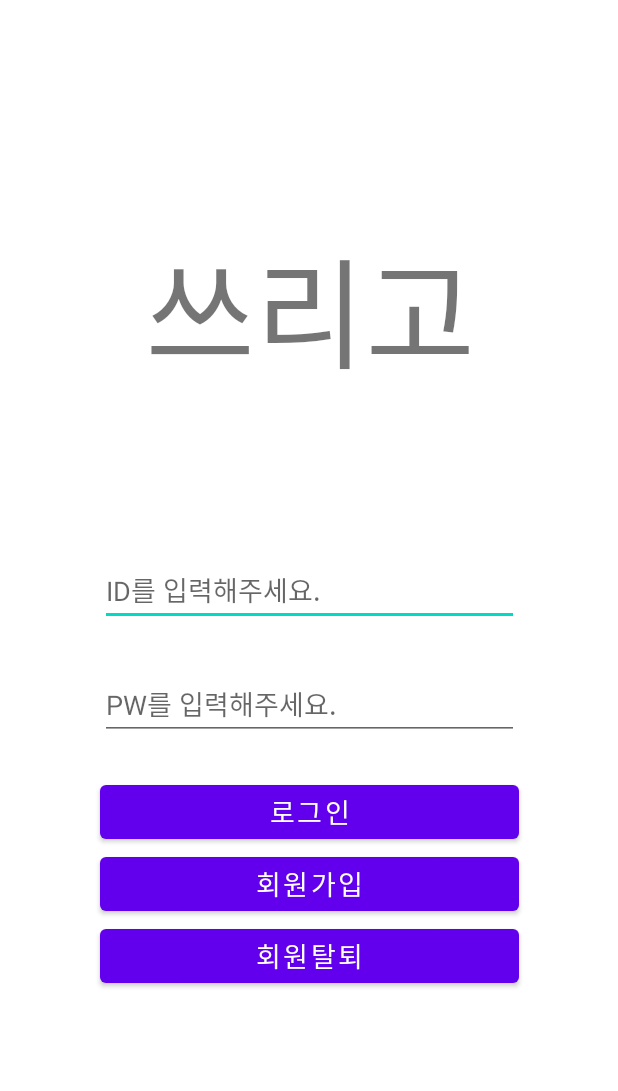
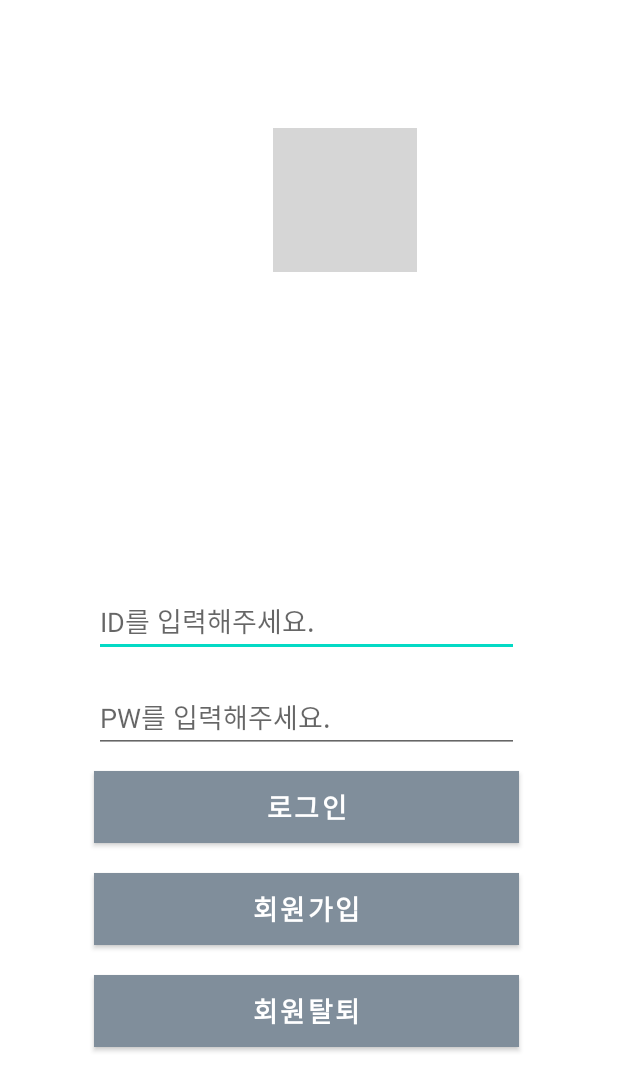
Before and after one commit to kw1178/threego, an Android app: the screen it shows after launch (LoginActivity), on a phone screen of 412 x 824 dp. Shown: the top 1091 px of the screen. Run offline under Robolectric (Android 15) with nearby library versions, the phone set to English and light mode, and no system bars; grey boxes are pictures that could not be loaded.

Commit message:
테스트

```diff
--- a/app/src/main/res/layout/activity_login.xml
+++ b/app/src/main/res/layout/activity_login.xml
@@ -11,7 +11,7 @@
         android:layout_width="wrap_content"
         android:layout_height="wrap_content"
         android:orientation="vertical"
-        app:layout_constraintGuide_begin="43dp" />
+        app:layout_constraintGuide_begin="39dp" />
 
     <androidx.constraintlayout.widget.Guideline
         android:id="@+id/guideline5"
@@ -25,32 +25,21 @@
         android:layout_width="wrap_content"
         android:layout_height="wrap_content"
         android:orientation="horizontal"
-        app:layout_constraintGuide_percent="0.10123119" />
+        app:layout_constraintGuide_percent="0.07" />
 
     <androidx.constraintlayout.widget.Guideline
         android:id="@+id/guideline7"
         android:layout_width="wrap_content"
         android:layout_height="wrap_content"
         android:orientation="horizontal"
-        app:layout_constraintGuide_percent="0.4" />
+        app:layout_constraintGuide_percent="0.43" />
 
     <androidx.constraintlayout.widget.Guideline
         android:id="@+id/guideline8"
         android:layout_width="wrap_content"
         android:layout_height="wrap_content"
         android:orientation="horizontal"
-        app:layout_constraintGuide_percent="0.9" />
-
-    <TextView
-        android:id="@+id/textView2"
-        android:layout_width="wrap_content"
-        android:layout_height="wrap_content"
-        android:text="쓰리고"
-        android:textSize="80sp"
-        app:layout_constraintBottom_toTopOf="@+id/guideline7"
-        app:layout_constraintEnd_toStartOf="@+id/guideline5"
-        app:layout_constraintStart_toStartOf="@+id/guideline4"
-        app:layout_constraintTop_toTopOf="@+id/guideline6" />
+        app:layout_constraintGuide_percent="0.94" />
 
     <EditText
         android:id="@+id/ed_id"
@@ -58,14 +47,14 @@
         android:layout_height="wrap_content"
         android:layout_marginStart="24dp"
         android:layout_marginLeft="24dp"
-        android:layout_marginTop="40dp"
+        android:layout_marginTop="36dp"
         android:layout_marginEnd="24dp"
         android:layout_marginRight="24dp"
         android:ems="10"
         android:hint="ID를 입력해주세요."
         android:inputType="textPersonName"
         app:layout_constraintEnd_toStartOf="@+id/guideline5"
-        app:layout_constraintHorizontal_bias="0.487"
+        app:layout_constraintHorizontal_bias="0.0"
         app:layout_constraintStart_toStartOf="@+id/guideline4"
         app:layout_constraintTop_toTopOf="@+id/guideline7" />
 
@@ -75,15 +64,36 @@
         android:layout_height="wrap_content"
         android:layout_marginStart="24dp"
         android:layout_marginLeft="24dp"
-        android:layout_marginTop="28dp"
+        android:layout_marginTop="16dp"
         android:layout_marginEnd="24dp"
         android:layout_marginRight="24dp"
         android:ems="10"
         android:hint="PW를 입력해주세요."
         android:inputType="textPersonName"
         app:layout_constraintEnd_toStartOf="@+id/guideline5"
+        app:layout_constraintHorizontal_bias="0.0"
         app:layout_constraintStart_toStartOf="@+id/guideline4"
         app:layout_constraintTop_toBottomOf="@+id/ed_id" />
+
+    <Button
+        android:id="@+id/btn_join"
+        android:layout_width="0dp"
+        android:layout_height="wrap_content"
+        android:layout_marginStart="24dp"
+        android:layout_marginLeft="24dp"
+        android:layout_marginTop="20dp"
+        android:layout_marginEnd="24dp"
+        android:layout_marginRight="24dp"
+        android:background="#808E9B"
+        android:text="회원가입"
+        android:textIsSelectable="false"
+        android:textSize="18sp"
+        android:textStyle="bold"
+        app:backgroundTint="#808E9B"
+        app:layout_constraintEnd_toStartOf="@+id/guideline5"
+        app:layout_constraintHorizontal_bias="1.0"
+        app:layout_constraintStart_toStartOf="@+id/guideline4"
+        app:layout_constraintTop_toBottomOf="@+id/btn_login" />
 
     <Button
         android:id="@+id/btn_login"
@@ -91,29 +101,21 @@
         android:layout_height="wrap_content"
         android:layout_marginStart="24dp"
         android:layout_marginLeft="24dp"
-        android:layout_marginTop="24dp"
+        android:layout_marginTop="12dp"
         android:layout_marginEnd="24dp"
         android:layout_marginRight="24dp"
+        android:autoText="false"
+        android:background="#808E9B"
         android:text="로그인"
+        android:textColor="#FFFFFF"
         android:textSize="18sp"
+        android:textStyle="bold"
+        app:backgroundTint="#808E9B"
+        app:iconPadding="10dp"
         app:layout_constraintEnd_toStartOf="@+id/guideline5"
+        app:layout_constraintHorizontal_bias="1.0"
         app:layout_constraintStart_toStartOf="@+id/guideline4"
         app:layout_constraintTop_toBottomOf="@+id/ed_pw" />
-
-    <Button
-        android:id="@+id/btn_join"
-        android:layout_width="0dp"
-        android:layout_height="wrap_content"
-        android:layout_marginStart="24dp"
-        android:layout_marginLeft="24dp"
-        android:layout_marginEnd="24dp"
-        android:layout_marginRight="24dp"
-        android:text="회원가입"
-        android:textSize="18sp"
-        app:layout_constraintEnd_toStartOf="@+id/guideline5"
-        app:layout_constraintHorizontal_bias="0.0"
-        app:layout_constraintStart_toStartOf="@+id/guideline4"
-        app:layout_constraintTop_toBottomOf="@+id/btn_login" />
 
     <Button
         android:id="@+id/btn_exit"
@@ -121,12 +123,29 @@
         android:layout_height="wrap_content"
         android:layout_marginStart="24dp"
         android:layout_marginLeft="24dp"
+        android:layout_marginTop="20dp"
         android:layout_marginEnd="24dp"
         android:layout_marginRight="24dp"
+        android:background="#808E9B"
         android:text="회원탈퇴"
         android:textSize="18sp"
+        android:textStyle="bold"
+        app:backgroundTint="#808E9B"
         app:layout_constraintEnd_toStartOf="@+id/guideline5"
         app:layout_constraintHorizontal_bias="0.0"
         app:layout_constraintStart_toStartOf="@+id/guideline4"
         app:layout_constraintTop_toBottomOf="@+id/btn_join" />
+
+    <ImageView
+        android:id="@+id/imageView15"
+        android:layout_width="wrap_content"
+        android:layout_height="wrap_content"
+        app:layout_constraintBottom_toTopOf="@+id/guideline7"
+        app:layout_constraintEnd_toStartOf="@+id/guideline5"
+        app:layout_constraintHorizontal_bias="0.61"
+        app:layout_constraintStart_toStartOf="@+id/guideline4"
+        app:layout_constraintTop_toTopOf="parent"
+        app:layout_constraintVertical_bias="0.32999998"
+        app:srcCompat="@drawable/logo2" />
+
 </androidx.constraintlayout.widget.ConstraintLayout>
```
